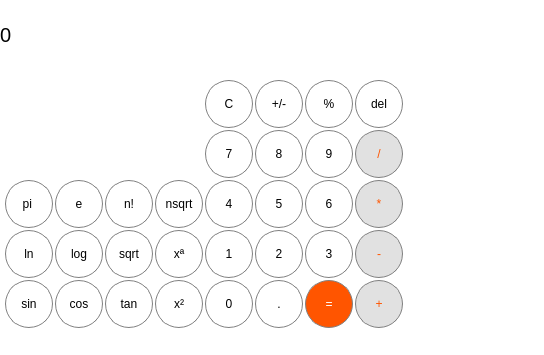
The window that SummerWar/calculator/calculator.ui (MantiS33/studentcpp) describes before a commit, drawn with Qt 5.
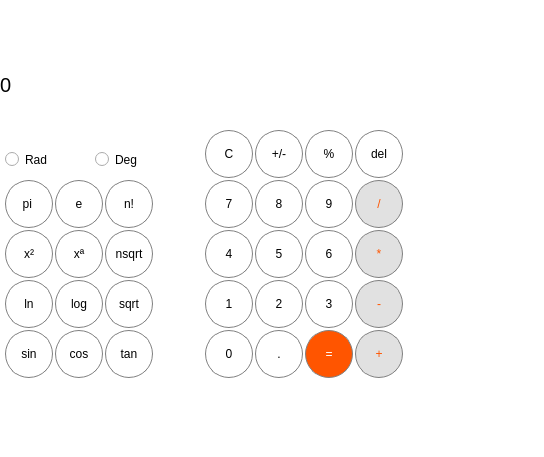
The same window after the commit.

Commit message: скорректирована работа тригонометрических функций, а также скорректирован дизайн

```diff
--- a/SummerWar/calculator/calculator.ui
+++ b/SummerWar/calculator/calculator.ui
@@ -7,7 +7,7 @@
     <x>0</x>
     <y>0</y>
     <width>544</width>
-    <height>355</height>
+    <height>457</height>
    </rect>
   </property>
   <property name="windowTitle">
@@ -21,7 +21,7 @@
     <property name="geometry">
      <rect>
       <x>0</x>
-      <y>0</y>
+      <y>50</y>
       <width>400</width>
       <height>70</height>
      </rect>
@@ -48,7 +48,7 @@
     <property name="geometry">
      <rect>
       <x>205</x>
-      <y>280</y>
+      <y>330</y>
       <width>48</width>
       <height>48</height>
      </rect>
@@ -78,7 +78,7 @@
     <property name="geometry">
      <rect>
       <x>255</x>
-      <y>280</y>
+      <y>330</y>
       <width>48</width>
       <height>48</height>
      </rect>
@@ -108,7 +108,7 @@
     <property name="geometry">
      <rect>
       <x>355</x>
-      <y>280</y>
+      <y>330</y>
       <width>48</width>
       <height>48</height>
      </rect>
@@ -138,7 +138,7 @@
     <property name="geometry">
      <rect>
       <x>305</x>
-      <y>280</y>
+      <y>330</y>
       <width>48</width>
       <height>48</height>
      </rect>
@@ -168,7 +168,7 @@
     <property name="geometry">
      <rect>
       <x>305</x>
-      <y>230</y>
+      <y>280</y>
       <width>48</width>
       <height>48</height>
      </rect>
@@ -198,7 +198,7 @@
     <property name="geometry">
      <rect>
       <x>255</x>
-      <y>230</y>
+      <y>280</y>
       <width>48</width>
       <height>48</height>
      </rect>
@@ -228,7 +228,7 @@
     <property name="geometry">
      <rect>
       <x>355</x>
-      <y>230</y>
+      <y>280</y>
       <width>48</width>
       <height>48</height>
      </rect>
@@ -258,7 +258,7 @@
     <property name="geometry">
      <rect>
       <x>205</x>
-      <y>230</y>
+      <y>280</y>
       <width>48</width>
       <height>48</height>
      </rect>
@@ -287,7 +287,7 @@
     <property name="geometry">
      <rect>
       <x>305</x>
-      <y>180</y>
+      <y>230</y>
       <width>48</width>
       <height>48</height>
      </rect>
@@ -317,7 +317,7 @@
     <property name="geometry">
      <rect>
       <x>255</x>
-      <y>180</y>
+      <y>230</y>
       <width>48</width>
       <height>48</height>
      </rect>
@@ -347,7 +347,7 @@
     <property name="geometry">
      <rect>
       <x>355</x>
-      <y>180</y>
+      <y>230</y>
       <width>48</width>
       <height>48</height>
      </rect>
@@ -377,7 +377,7 @@
     <property name="geometry">
      <rect>
       <x>205</x>
-      <y>180</y>
+      <y>230</y>
       <width>48</width>
       <height>48</height>
      </rect>
@@ -407,7 +407,7 @@
     <property name="geometry">
      <rect>
       <x>305</x>
-      <y>130</y>
+      <y>180</y>
       <width>48</width>
       <height>48</height>
      </rect>
@@ -436,7 +436,7 @@
     <property name="geometry">
      <rect>
       <x>255</x>
-      <y>130</y>
+      <y>180</y>
       <width>48</width>
       <height>48</height>
      </rect>
@@ -466,7 +466,7 @@
     <property name="geometry">
      <rect>
       <x>355</x>
-      <y>130</y>
+      <y>180</y>
       <width>48</width>
       <height>48</height>
      </rect>
@@ -495,7 +495,7 @@
     <property name="geometry">
      <rect>
       <x>205</x>
-      <y>130</y>
+      <y>180</y>
       <width>48</width>
       <height>48</height>
      </rect>
@@ -525,7 +525,7 @@
     <property name="geometry">
      <rect>
       <x>305</x>
-      <y>80</y>
+      <y>130</y>
       <width>48</width>
       <height>48</height>
      </rect>
@@ -554,7 +554,7 @@
     <property name="geometry">
      <rect>
       <x>255</x>
-      <y>80</y>
+      <y>130</y>
       <width>48</width>
       <height>48</height>
      </rect>
@@ -583,7 +583,7 @@
     <property name="geometry">
      <rect>
       <x>355</x>
-      <y>80</y>
+      <y>130</y>
       <width>48</width>
       <height>48</height>
      </rect>
@@ -612,7 +612,7 @@
     <property name="geometry">
      <rect>
       <x>205</x>
-      <y>80</y>
+      <y>130</y>
       <width>48</width>
       <height>48</height>
      </rect>
@@ -641,7 +641,7 @@
     <property name="geometry">
      <rect>
       <x>105</x>
-      <y>280</y>
+      <y>330</y>
       <width>48</width>
       <height>48</height>
      </rect>
@@ -671,7 +671,7 @@
     <property name="geometry">
      <rect>
       <x>55</x>
-      <y>280</y>
+      <y>330</y>
       <width>48</width>
       <height>48</height>
      </rect>
@@ -699,8 +699,8 @@
    <widget class="QPushButton" name="button_sqr">
     <property name="geometry">
      <rect>
-      <x>155</x>
-      <y>280</y>
+      <x>5</x>
+      <y>230</y>
       <width>48</width>
       <height>48</height>
      </rect>
@@ -730,7 +730,7 @@
     <property name="geometry">
      <rect>
       <x>5</x>
-      <y>280</y>
+      <y>330</y>
       <width>48</width>
       <height>48</height>
      </rect>
@@ -760,7 +760,7 @@
     <property name="geometry">
      <rect>
       <x>105</x>
-      <y>230</y>
+      <y>280</y>
       <width>48</width>
       <height>48</height>
      </rect>
@@ -849,7 +849,7 @@
    <widget class="QPushButton" name="button_nsqr">
     <property name="geometry">
      <rect>
-      <x>155</x>
+      <x>55</x>
       <y>230</y>
       <width>48</width>
       <height>48</height>
@@ -880,7 +880,7 @@
     <property name="geometry">
      <rect>
       <x>5</x>
-      <y>230</y>
+      <y>280</y>
       <width>48</width>
       <height>48</height>
      </rect>
@@ -910,7 +910,7 @@
     <property name="geometry">
      <rect>
       <x>55</x>
-      <y>230</y>
+      <y>280</y>
       <width>48</width>
       <height>48</height>
      </rect>
@@ -969,8 +969,8 @@
    <widget class="QPushButton" name="button_nsqrt">
     <property name="geometry">
      <rect>
-      <x>155</x>
-      <y>180</y>
+      <x>105</x>
+      <y>230</y>
       <width>48</width>
       <height>48</height>
      </rect>
@@ -996,6 +996,45 @@
      <string>nsqrt</string>
     </property>
    </widget>
+   <widget class="QRadioButton" name="radioButton_Rad">
+    <property name="geometry">
+     <rect>
+      <x>5</x>
+      <y>150</y>
+      <width>84</width>
+      <height>19</height>
+     </rect>
+    </property>
+    <property name="text">
+     <string>Rad</string>
+    </property>
+   </widget>
+   <widget class="QRadioButton" name="radioButton_Deg">
+    <property name="geometry">
+     <rect>
+      <x>95</x>
+      <y>150</y>
+      <width>84</width>
+      <height>19</height>
+     </rect>
+    </property>
+    <property name="text">
+     <string>Deg</string>
+    </property>
+   </widget>
+   <widget class="QLabel" name="label_2">
+    <property name="geometry">
+     <rect>
+      <x>160</x>
+      <y>0</y>
+      <width>240</width>
+      <height>41</height>
+     </rect>
+    </property>
+    <property name="text">
+     <string/>
+    </property>
+   </widget>
   </widget>
   <widget class="QMenuBar" name="menuBar">
    <property name="geometry">
```
The commit also changes 3 other files.
